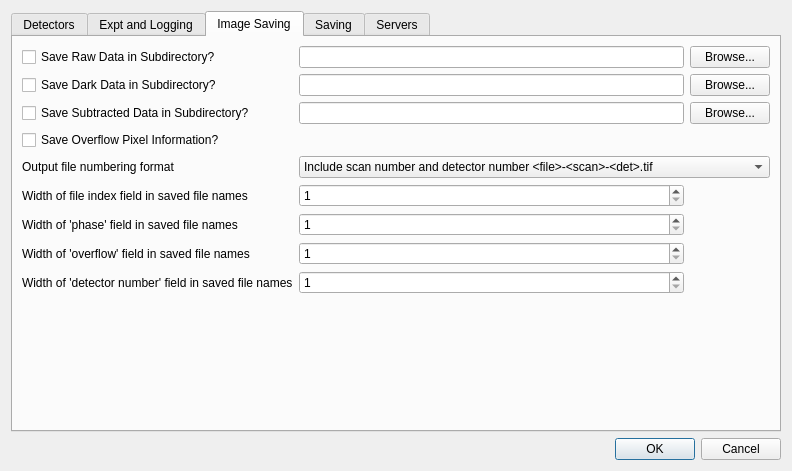
Qt form libraries/qxrdlib/qxrdexperimentpreferencesdialog.ui (guyjennings/qxrd) before a commit.
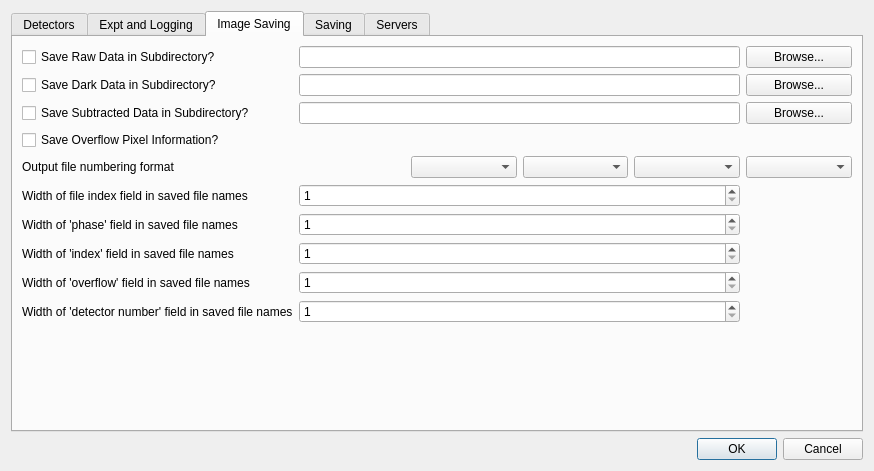
The same form after that commit. The open tabs and pages were chosen to show the change. Icons and pictures are not drawn.

Patch:
```diff
--- a/libraries/qxrdlib/qxrdexperimentpreferencesdialog.ui
+++ b/libraries/qxrdlib/qxrdexperimentpreferencesdialog.ui
@@ -6,7 +6,7 @@
    <rect>
     <x>0</x>
     <y>0</y>
-    <width>792</width>
+    <width>874</width>
     <height>471</height>
    </rect>
   </property>
@@ -27,7 +27,7 @@
    <item row="0" column="0">
     <widget class="QTabWidget" name="m_PreferencesPanes">
      <property name="currentIndex">
-      <number>1</number>
+      <number>2</number>
      </property>
      <widget class="QWidget" name="tab_4">
       <attribute name="title">
@@ -245,17 +245,24 @@
        <string>Image Saving</string>
       </attribute>
       <layout class="QGridLayout" name="gridLayout_7">
-       <item row="4" column="1">
-        <widget class="QLineEdit" name="m_SaveDarkSubdir"/>
+       <item row="4" column="5">
+        <widget class="QPushButton" name="m_SaveDarkBrowse">
+         <property name="text">
+          <string>Browse...</string>
+         </property>
+        </widget>
        </item>
-       <item row="7" column="0">
-        <widget class="QCheckBox" name="m_SaveSubtractedInSubdir">
+       <item row="14" column="5">
+        <widget class="QComboBox" name="m_FileNameFormat4"/>
+       </item>
+       <item row="7" column="5">
+        <widget class="QPushButton" name="m_SaveSubtractedBrowse">
          <property name="text">
-          <string>Save Subtracted Data in Subdirectory?</string>
+          <string>Browse...</string>
          </property>
         </widget>
        </item>
-       <item row="19" column="0" colspan="3">
+       <item row="20" column="0" colspan="6">
         <spacer name="verticalSpacer_5">
          <property name="orientation">
           <enum>Qt::Vertical</enum>
@@ -268,6 +275,34 @@
          </property>
         </spacer>
        </item>
+       <item row="16" column="0">
+        <widget class="QLabel" name="label_11">
+         <property name="text">
+          <string>Width of 'phase' field in saved file names</string>
+         </property>
+        </widget>
+       </item>
+       <item row="7" column="0">
+        <widget class="QCheckBox" name="m_SaveSubtractedInSubdir">
+         <property name="text">
+          <string>Save Subtracted Data in Subdirectory?</string>
+         </property>
+        </widget>
+       </item>
+       <item row="15" column="0">
+        <widget class="QLabel" name="label_3">
+         <property name="text">
+          <string>Width of file index field in saved file names</string>
+         </property>
+        </widget>
+       </item>
+       <item row="2" column="0">
+        <widget class="QCheckBox" name="m_SaveRawInSubdir">
+         <property name="text">
+          <string>Save Raw Data in Subdirectory?</string>
+         </property>
+        </widget>
+       </item>
        <item row="4" column="0">
         <widget class="QCheckBox" name="m_SaveDarkInSubdir">
          <property name="text">
@@ -275,6 +310,13 @@
          </property>
         </widget>
        </item>
+       <item row="18" column="0">
+        <widget class="QLabel" name="label_12">
+         <property name="text">
+          <string>Width of 'overflow' field in saved file names</string>
+         </property>
+        </widget>
+       </item>
        <item row="13" column="0">
         <widget class="QCheckBox" name="m_SaveOverflowFiles">
          <property name="enabled">
@@ -291,23 +333,33 @@
          </property>
         </widget>
        </item>
-       <item row="4" column="2">
-        <widget class="QPushButton" name="m_SaveDarkBrowse">
+       <item row="19" column="0">
+        <widget class="QLabel" name="label_13">
+         <property name="text">
+          <string>Width of 'detector number' field in saved file names</string>
+         </property>
+        </widget>
+       </item>
+       <item row="2" column="5">
+        <widget class="QPushButton" name="m_SaveRawBrowse">
          <property name="text">
           <string>Browse...</string>
          </property>
         </widget>
        </item>
-       <item row="7" column="1">
-        <widget class="QLineEdit" name="m_SaveSubtractedSubdir"/>
+       <item row="14" column="3">
+        <widget class="QComboBox" name="m_FileNameFormat2"/>
        </item>
-       <item row="2" column="0">
-        <widget class="QCheckBox" name="m_SaveRawInSubdir">
+       <item row="17" column="0">
+        <widget class="QLabel" name="label_14">
          <property name="text">
-          <string>Save Raw Data in Subdirectory?</string>
+          <string>Width of 'index' field in saved file names</string>
          </property>
         </widget>
        </item>
+       <item row="14" column="4">
+        <widget class="QComboBox" name="m_FileNameFormat3"/>
+       </item>
        <item row="14" column="0">
         <widget class="QLabel" name="label_8">
          <property name="text">
@@ -315,66 +367,17 @@
          </property>
         </widget>
        </item>
-       <item row="14" column="1" colspan="2">
-        <widget class="QComboBox" name="m_FileNameFormat">
-         <item>
-          <property name="text">
-           <string>Include scan number and detector number &lt;file&gt;-&lt;scan&gt;-&lt;det&gt;.tif</string>
-          </property>
-         </item>
-         <item>
-          <property name="text">
-           <string>Include detector number and scan number &lt;file&gt;-&lt;det&gt;-&lt;scan&gt;.tif</string>
-          </property>
-         </item>
-        </widget>
+       <item row="14" column="2">
+        <widget class="QComboBox" name="m_FileNameFormat1"/>
        </item>
-       <item row="2" column="1">
-        <widget class="QLineEdit" name="m_SaveRawSubdir"/>
-       </item>
-       <item row="7" column="2">
-        <widget class="QPushButton" name="m_SaveSubtractedBrowse">
+       <item row="14" column="1">
+        <widget class="QLabel" name="label">
          <property name="text">
-          <string>Browse...</string>
+          <string>&lt;name&gt;</string>
          </property>
         </widget>
        </item>
-       <item row="2" column="2">
-        <widget class="QPushButton" name="m_SaveRawBrowse">
-         <property name="text">
-          <string>Browse...</string>
-         </property>
-        </widget>
-       </item>
-       <item row="15" column="0">
-        <widget class="QLabel" name="label_3">
-         <property name="text">
-          <string>Width of file index field in saved file names</string>
-         </property>
-        </widget>
-       </item>
-       <item row="16" column="0">
-        <widget class="QLabel" name="label_11">
-         <property name="text">
-          <string>Width of 'phase' field in saved file names</string>
-         </property>
-        </widget>
-       </item>
-       <item row="17" column="0">
-        <widget class="QLabel" name="label_12">
-         <property name="text">
-          <string>Width of 'overflow' field in saved file names</string>
-         </property>
-        </widget>
-       </item>
-       <item row="18" column="0">
-        <widget class="QLabel" name="label_13">
-         <property name="text">
-          <string>Width of 'detector number' field in saved file names</string>
-         </property>
-        </widget>
-       </item>
-       <item row="15" column="1">
+       <item row="15" column="1" colspan="4">
         <widget class="QSpinBox" name="m_FileIndexWidth">
          <property name="minimum">
           <number>1</number>
@@ -384,7 +387,7 @@
          </property>
         </widget>
        </item>
-       <item row="16" column="1">
+       <item row="16" column="1" colspan="4">
         <widget class="QSpinBox" name="m_FilePhaseWidth">
          <property name="minimum">
           <number>1</number>
@@ -394,7 +397,17 @@
          </property>
         </widget>
        </item>
-       <item row="17" column="1">
+       <item row="17" column="1" colspan="4">
+        <widget class="QSpinBox" name="m_FileNumberWidth">
+         <property name="minimum">
+          <number>1</number>
+         </property>
+         <property name="maximum">
+          <number>20</number>
+         </property>
+        </widget>
+       </item>
+       <item row="18" column="1" colspan="4">
         <widget class="QSpinBox" name="m_FileOverflowWidth">
          <property name="minimum">
           <number>1</number>
@@ -404,7 +417,7 @@
          </property>
         </widget>
        </item>
-       <item row="18" column="1">
+       <item row="19" column="1" colspan="4">
         <widget class="QSpinBox" name="m_DetectorNumberWidth">
          <property name="minimum">
           <number>1</number>
@@ -414,6 +427,15 @@
          </property>
         </widget>
        </item>
+       <item row="7" column="1" colspan="4">
+        <widget class="QLineEdit" name="m_SaveSubtractedSubdir"/>
+       </item>
+       <item row="4" column="1" colspan="4">
+        <widget class="QLineEdit" name="m_SaveDarkSubdir"/>
+       </item>
+       <item row="2" column="1" colspan="4">
+        <widget class="QLineEdit" name="m_SaveRawSubdir"/>
+       </item>
       </layout>
      </widget>
      <widget class="QWidget" name="tab_5">
```
